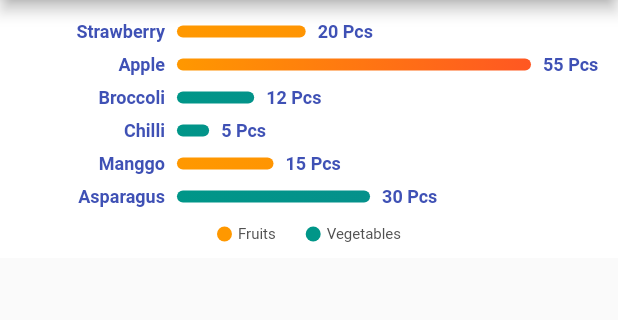
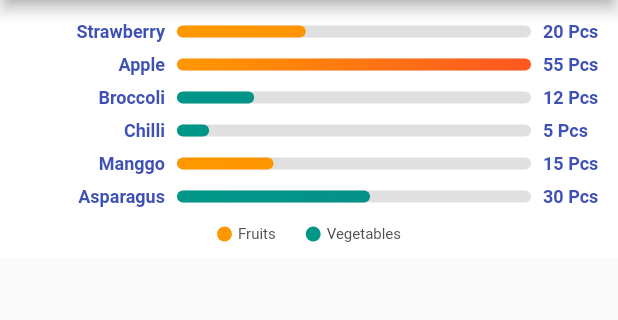
Before and after one commit to nizarhdt/vertical_barchart, a Flutter app: the screen it shows after launch, on a phone screen of 412 x 824 dp, the part 84-404 px from its top. Run offline on Flutter 3.47's test engine with Material 2 defaults, Android fonts, the phone set to English and light mode, and no system bars.

Commit message:
Add Backdrop & Description of bars

```diff
--- a/example/lib/main.dart
+++ b/example/lib/main.dart
@@ -40,6 +40,10 @@ class _MyHomePageState extends State<MyHomePage> {
       colors: [Colors.orange, Colors.deepOrange],
       jumlah: 20,
       tooltip: "20 Pcs",
+      description: Text(
+        "Most selling fruit last week",
+        style: TextStyle(fontSize: 10),
+      ),
     ),
     VBarChartModel(
       index: 1,
@@ -47,6 +51,10 @@ class _MyHomePageState extends State<MyHomePage> {
       colors: [Colors.orange, Colors.deepOrange],
       jumlah: 55,
       tooltip: "55 Pcs",
+      description: Text(
+        "Most selling fruit this week",
+        style: TextStyle(fontSize: 10),
+      ),
     ),
     VBarChartModel(
       index: 2,
@@ -75,6 +83,10 @@ class _MyHomePageState extends State<MyHomePage> {
       colors: [Colors.teal, Colors.indigo],
       jumlah: 30,
       tooltip: "30 Pcs",
+      description: Text(
+        "Favorites vegetables",
+        style: TextStyle(fontSize: 10),
+      ),
     ),
   ];
 
@@ -84,13 +96,12 @@ class _MyHomePageState extends State<MyHomePage> {
       appBar: AppBar(
         title: Text(widget.title ?? ""),
       ),
-      body: Container(
-          height: 200,
+      body: SingleChildScrollView(
           child: Column(
-            children: [
-              _buildGrafik(bardata),
-            ],
-          )),
+        children: [
+          _buildGrafik(bardata),
+        ],
+      )),
     );
   }
 
@@ -99,6 +110,7 @@ class _MyHomePageState extends State<MyHomePage> {
       maxX: 55,
       data: bardata,
       showLegend: true,
+      showBackdrop: true,
       legend: [
         Vlegend(
           isSquare: false,
--- a/lib/vertical-barchart.dart
+++ b/lib/vertical-barchart.dart
@@ -1,4 +1,5 @@
 import 'package:flutter/material.dart';
+import 'package:vertical_barchart/extension/expandedSection.dart';
 import 'package:vertical_barchart/vertical-barchartmodel.dart';
 import 'package:vertical_barchart/vertical-legend.dart';
 
@@ -14,7 +15,7 @@ class VerticalBarchart extends StatefulWidget {
   //
   //
   final Color? tooltipColor;
-  //Color of the tooltip shown at right side of bar, default is COlors.indigo
+  //Color of the tooltip shown at right side of bar, default is Colors.indigo
   //
   //
   //
@@ -53,6 +54,21 @@ class VerticalBarchart extends StatefulWidget {
   //
   //
   //
+  final bool alwaysShowDescription;
+  //Show description of bars, override tap function.
+  //
+  //
+  //
+  final bool showBackdrop;
+  //show or hide backdrop of bars, default is false.
+  //
+  //
+  //
+  final Color? backdropColor;
+  //Backdrop color, default is grey.
+  //
+  //
+  //
 
   const VerticalBarchart({
     Key? key,
@@ -65,7 +81,10 @@ class VerticalBarchart extends StatefulWidget {
     this.labelColor = Colors.indigo,
     this.tooltipColor = Colors.indigo,
     this.legendPosition = LegendPosition.BOTTOM,
-    this.tooltipSize = 40
+    this.tooltipSize = 40,
+    this.alwaysShowDescription = false,
+    this.showBackdrop = false,
+    this.backdropColor = const Color(0xFFE0E0E0),
   }) : super(key: key);
 
   @override
@@ -76,6 +95,7 @@ class VerticalBarchartState extends State<VerticalBarchart> {
   late double width;
   double sizePadding = 10;
   int touchIndex = -1;
+  int showIndex = -1;
   double animWidth = 0;
 
   @override
@@ -115,6 +135,15 @@ class VerticalBarchartState extends State<VerticalBarchart> {
           widget.data!.forEach((e) {
             isi.add(GestureDetector(
               behavior: HitTestBehavior.opaque,
+              onTap: () {
+                setState(() {
+                  widget.alwaysShowDescription
+                      ? showIndex = -1
+                      : showIndex == e.index!
+                          ? showIndex = -1
+                          : showIndex = e.index!;
+                });
+              },
               onTapDown: (a) {
                 setState(() {
                   touchIndex = e.index!;
@@ -132,8 +161,16 @@ class VerticalBarchartState extends State<VerticalBarchart> {
               },
               child: Container(
                   padding: EdgeInsets.symmetric(vertical: 4),
-                  child: _barData(e.label, widget.labelColor, e.tooltip,
-                      widget.tooltipColor, e.jumlah, e.colors, e.index)),
+                  child: _barData(
+                      e.label,
+                      widget.labelColor,
+                      e.tooltip,
+                      widget.tooltipColor,
+                      e.jumlah,
+                      e.colors,
+                      e.index,
+                      widget.alwaysShowDescription ? true : false,
+                      e.description)),
             ));
           });
         } else {
@@ -178,8 +215,16 @@ class VerticalBarchartState extends State<VerticalBarchart> {
     });
   }
 
-  Widget _barData(String? label, Color? labelColor, String? tooltip,
-      Color? tooltipColor, double jml, List<Color>? colors, int? index) {
+  Widget _barData(
+      String? label,
+      Color? labelColor,
+      String? tooltip,
+      Color? tooltipColor,
+      double jml,
+      List<Color>? colors,
+      int? index,
+      bool showDesc,
+      Widget? description) {
     double maxLabel =
         widget.labelSizeFactor > 0.5 ? 0.5 : widget.labelSizeFactor;
     double sizeLabel = width * maxLabel - 16 - (sizePadding * 2);
@@ -189,7 +234,7 @@ class VerticalBarchartState extends State<VerticalBarchart> {
     double offSetX = widget.maxX - jml + 1;
     double sizeBarHeight = 8;
 
-    return Row(crossAxisAlignment: CrossAxisAlignment.center, children: [
+    return Row(crossAxisAlignment: CrossAxisAlignment.start, children: [
       SizedBox(
         width: sizeLabel,
         child: Text(
@@ -202,6 +247,23 @@ class VerticalBarchartState extends State<VerticalBarchart> {
       SizedBox(
         width: 8,
       ),
+      Expanded(
+        child: Column(crossAxisAlignment: CrossAxisAlignment.start, children: [
+          Row(children: [
+            Stack(children: [
+              widget.showBackdrop
+                  ? AnimatedContainer(
+                      width: sizeFullBar * animWidth,
+                      height: touchIndex == index
+                          ? sizeBarHeight + 5
+                          : sizeBarHeight,
+                      decoration: BoxDecoration(
+                          borderRadius: BorderRadius.circular(10),
+                          color: widget.backdropColor),
+                      duration: Duration(milliseconds: 300),
+                      curve: Curves.fastOutSlowIn,
+                    )
+                  : Container(),
               AnimatedContainer(
                 width: sizeBar * animWidth,
                 height: touchIndex == index ? sizeBarHeight + 5 : sizeBarHeight,
@@ -211,11 +273,11 @@ class VerticalBarchartState extends State<VerticalBarchart> {
                       begin: Alignment.topLeft,
                       end: Alignment(offSetX, 1.0),
                       colors: colors ?? [Colors.teal, Colors.indigo],
-            ),
-            color: Colors.teal),
+                    )),
                 duration: Duration(milliseconds: 300),
                 curve: Curves.fastOutSlowIn,
               ),
+            ]),
             SizedBox(
               width: 8,
             ),
@@ -224,8 +286,16 @@ class VerticalBarchartState extends State<VerticalBarchart> {
               child: Text(
                 tooltip ?? "",
                 style: TextStyle(
-              fontSize: 12, fontWeight: FontWeight.bold, color: tooltipColor),
+                    fontSize: 12,
+                    fontWeight: FontWeight.bold,
+                    color: tooltipColor),
               ),
+            ),
+          ]),
+          ExpandedSection(
+              expand: showIndex == index ? !showDesc : showDesc,
+              child: description ?? Container())
+        ]),
       ),
     ]);
   }
--- a/lib/vertical-barchartmodel.dart
+++ b/lib/vertical-barchartmodel.dart
@@ -26,12 +26,17 @@ class VBarChartModel {
   //
   //
   //
+  final Widget? description;
+  //Description of bars
+  //
+  //
+  //
 
-  const VBarChartModel({
-    this.index,
-    this.label,
-    this.tooltip,
-    this.jumlah = 0,
-    this.colors = const [Colors.teal, Colors.indigo],
-  });
+  const VBarChartModel(
+      {this.index,
+      this.label,
+      this.tooltip,
+      this.jumlah = 0,
+      this.colors = const [Colors.teal, Colors.indigo],
+      this.description});
 }
--- a/pubspec.yaml
+++ b/pubspec.yaml
@@ -15,7 +15,7 @@ description: Simple, responsive and beautiful Vertical BarChart.
 # In iOS, build-name is used as CFBundleShortVersionString while build-number used as CFBundleVersion.
 # Read more about iOS versioning at
 # https://developer.apple.com/library/archive/documentation/General/Reference/InfoPlistKeyReference/Articles/CoreFoundationKeys.html
-version: 2.0.0
+version: 2.0.0+1
 homepage: https://github.com/nizarhdt
 git: https://github.com/nizarhdt/vertical_barchart
 repository: https://github.com/nizarhdt/vertical_barchart
```
Also changed, not shown: lib/extension/expandedSection.dart (added, +59 -0 lines), example/pubspec.lock, 3 other files. Lines whose indentation alone changed are shown as unchanged.
